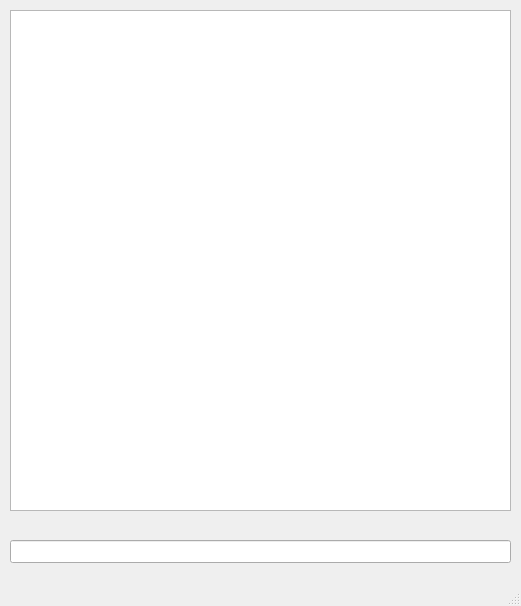
This is mainwindow.ui in Patcast/SearchingAlgorithms as Qt 5 draws it before an edit. The edited form follows.
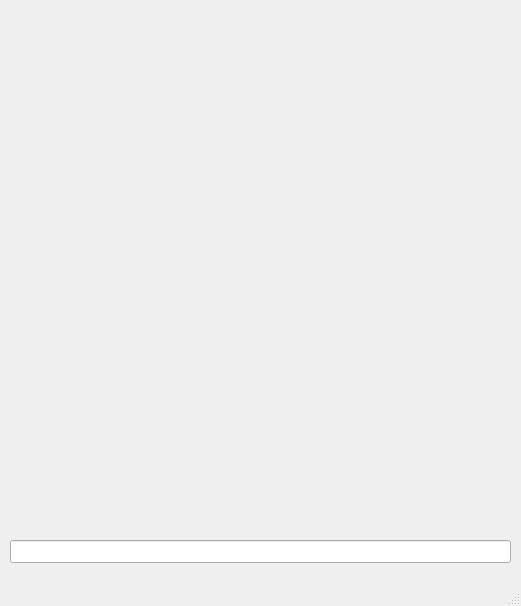
This is the edited form.

Commit message: Boilerplate widget switcher

```diff
--- a/mainwindow.ui
+++ b/mainwindow.ui
@@ -14,16 +14,6 @@
    <string>MainWindow</string>
   </property>
   <widget class="QWidget" name="centralwidget">
-   <widget class="QGraphicsView" name="graphicsView">
-    <property name="geometry">
-     <rect>
-      <x>10</x>
-      <y>10</y>
-      <width>501</width>
-      <height>501</height>
-     </rect>
-    </property>
-   </widget>
    <widget class="QLineEdit" name="lineEdit">
     <property name="geometry">
      <rect>
@@ -34,6 +24,18 @@
      </rect>
     </property>
    </widget>
+   <widget class="QStackedWidget" name="stackedWidget">
+    <property name="geometry">
+     <rect>
+      <x>10</x>
+      <y>10</y>
+      <width>501</width>
+      <height>501</height>
+     </rect>
+    </property>
+    <widget class="QWidget" name="page"/>
+    <widget class="QWidget" name="page_2"/>
+   </widget>
   </widget>
   <widget class="QMenuBar" name="menubar">
    <property name="geometry">
```
The commit also changes 6 other files.
